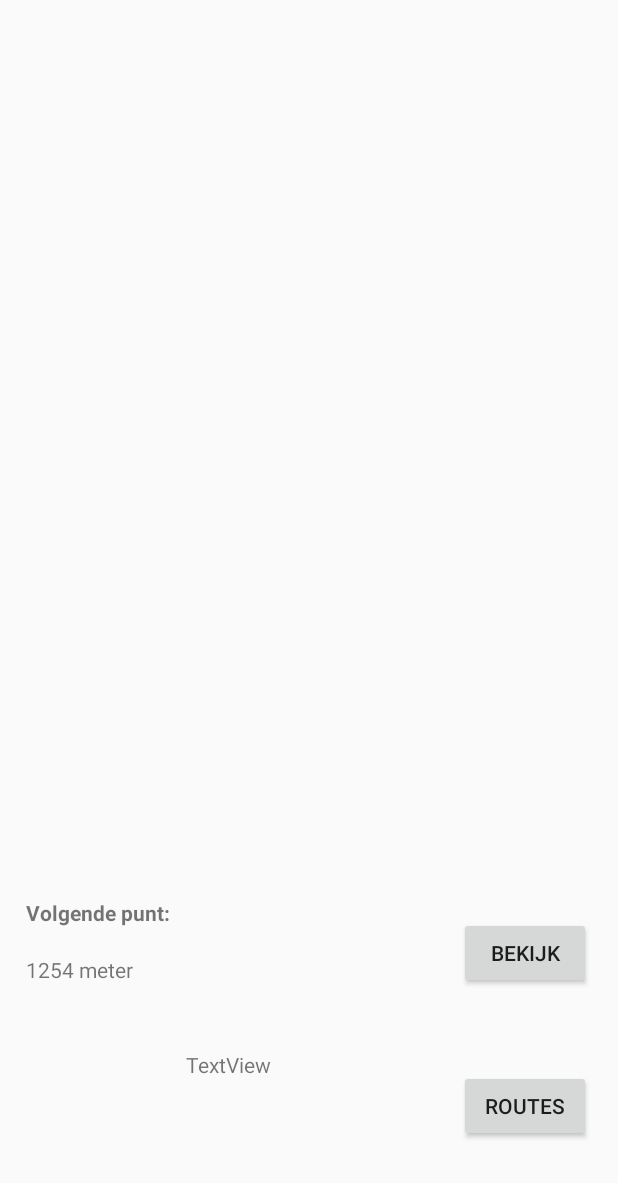
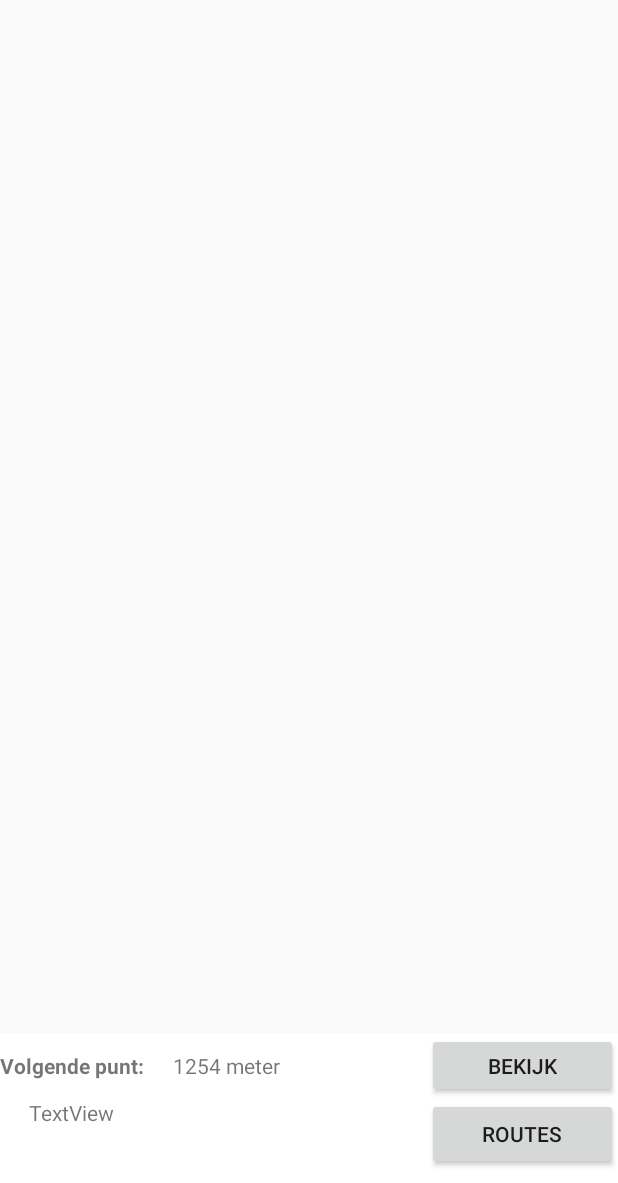
Before and after one commit to Exydra/TheMazeRunner, an Android app: the Kaart screen opened directly, with no data from a screen before it, on a phone screen of 412 x 824 dp, the part 53-1236 px from its top. Run offline under Robolectric (Android 15) with nearby library versions, the phone set to English and light mode, and no system bars.

Commit message:
Layout kaart responsive gemaakt

```diff
--- a/app/src/main/res/layout/activity_kaart.xml
+++ b/app/src/main/res/layout/activity_kaart.xml
@@ -1,30 +1,35 @@
-<android.support.constraint.ConstraintLayout xmlns:android="http://schemas.android.com/apk/res/android"
+<RelativeLayout  xmlns:android="http://schemas.android.com/apk/res/android"
     xmlns:app="http://schemas.android.com/apk/res-auto"
     xmlns:tools="http://schemas.android.com/tools"
     android:id="@+id/linearLayout"
-    android:layout_width="match_parent"
-    android:layout_height="match_parent"
+    android:layout_width="fill_parent"
+    android:layout_height="fill_parent"
     android:gravity="center_horizontal"
     tools:context="com.example.jan_c.themazerunner.LoginActivity">
-
-
     <fragment xmlns:android="http://schemas.android.com/apk/res/android"
         xmlns:map="http://schemas.android.com/apk/res-auto"
         xmlns:tools="http://schemas.android.com/tools"
         android:id="@+id/map"
         android:name="com.google.android.gms.maps.SupportMapFragment"
-        android:layout_width="match_parent"
-        android:layout_height="374dp"
+        android:layout_width="fill_parent"
+        android:layout_height="wrap_content"
+        android:layout_alignParentTop="true"
         android:layout_margin="0dp"
         android:layout_marginTop="48dp"
-        map:layout_constraintEnd_toEndOf="parent"
-        map:layout_constraintTop_toTopOf="parent"
         tools:context="com.example.jan_c.themazerunner.Kaart" />
+    <RelativeLayout
+        android:layout_width="match_parent"
+        android:layout_height="100dp"
+       android:background="@color/white"
+        android:layout_alignParentBottom="true" >
 
         <TextView
             android:id="@+id/textView2"
             android:layout_width="wrap_content"
             android:layout_height="25dp"
+            android:layout_alignBaseline="@+id/Pauzebutton"
+            android:layout_alignBottom="@+id/Pauzebutton"
+            android:layout_alignParentStart="true"
             android:text="@string/volgende_punt"
             android:textStyle="bold"
             app:layout_constraintBottom_toBottomOf="parent"
@@ -35,33 +40,13 @@
             app:layout_constraintVertical_bias="0.794" />
 
         <TextView
-        android:id="@+id/afstandTextview"
-        android:layout_width="wrap_content"
-        android:layout_height="wrap_content"
-        android:text="@string/_1254_meter"
-        app:layout_constraintBottom_toBottomOf="parent"
-        app:layout_constraintEnd_toEndOf="parent"
-        app:layout_constraintHorizontal_bias="0.051"
-        app:layout_constraintStart_toStartOf="parent"
-        app:layout_constraintTop_toTopOf="parent"
-        app:layout_constraintVertical_bias="0.835" />
-
-    <Button
-        android:id="@+id/RoutesButton"
-        android:layout_width="wrap_content"
-        android:layout_height="wrap_content"
-        android:text="@string/routes"
-        app:layout_constraintBottom_toBottomOf="parent"
-        app:layout_constraintEnd_toEndOf="parent"
-        app:layout_constraintHorizontal_bias="0.945"
-        app:layout_constraintStart_toStartOf="parent"
-        app:layout_constraintTop_toTopOf="parent"
-        app:layout_constraintVertical_bias="0.965" />
-
-    <TextView
             android:id="@+id/timerTekst"
             android:layout_width="125dp"
             android:layout_height="45dp"
+            android:layout_alignParentBottom="true"
+            android:layout_alignParentStart="true"
+            android:layout_marginBottom="11dp"
+            android:layout_marginStart="19dp"
             android:text="@string/textview"
             app:layout_constraintBottom_toBottomOf="parent"
             app:layout_constraintEnd_toEndOf="parent"
@@ -72,8 +57,10 @@
 
         <Button
             android:id="@+id/Pauzebutton"
-        android:layout_width="wrap_content"
+            android:layout_width="127dp"
             android:layout_height="wrap_content"
+            android:layout_above="@+id/timerTekst"
+            android:layout_alignParentEnd="true"
             android:text="@string/bekijk"
             app:layout_constraintBottom_toBottomOf="parent"
             app:layout_constraintEnd_toEndOf="parent"
@@ -81,4 +68,35 @@
             app:layout_constraintStart_toStartOf="parent"
             app:layout_constraintTop_toTopOf="parent"
             app:layout_constraintVertical_bias="0.833" />
-</android.support.constraint.ConstraintLayout>
+
+        <Button
+            android:id="@+id/RoutesButton"
+            android:layout_width="127dp"
+            android:layout_height="wrap_content"
+            android:layout_alignParentEnd="true"
+            android:layout_below="@+id/Pauzebutton"
+            android:text="@string/routes"
+            app:layout_constraintBottom_toBottomOf="parent"
+            app:layout_constraintEnd_toEndOf="parent"
+            app:layout_constraintHorizontal_bias="0.945"
+            app:layout_constraintStart_toStartOf="parent"
+            app:layout_constraintTop_toTopOf="parent"
+            app:layout_constraintVertical_bias="0.965" />
+
+        <TextView
+            android:id="@+id/afstandTextview"
+            android:layout_width="wrap_content"
+            android:layout_height="wrap_content"
+            android:layout_alignBaseline="@+id/Pauzebutton"
+            android:layout_alignBottom="@+id/Pauzebutton"
+            android:layout_marginStart="19dp"
+            android:layout_toEndOf="@+id/textView2"
+            android:text="@string/_1254_meter"
+            app:layout_constraintBottom_toBottomOf="parent"
+            app:layout_constraintEnd_toEndOf="parent"
+            app:layout_constraintHorizontal_bias="0.051"
+            app:layout_constraintStart_toStartOf="parent"
+            app:layout_constraintTop_toTopOf="parent"
+            app:layout_constraintVertical_bias="0.835" />
+    </RelativeLayout>
+</RelativeLayout >
--- a/app/src/main/res/values/colors.xml
+++ b/app/src/main/res/values/colors.xml
@@ -3,4 +3,5 @@
     <color name="colorPrimary">#922e4c</color>
     <color name="colorPrimaryDark">#000000</color>
     <color name="colorAccent">#922e4c</color>
+    <color name="white">#ffffffff</color>
 </resources>
```
Lines whose indentation alone changed are shown as unchanged.
